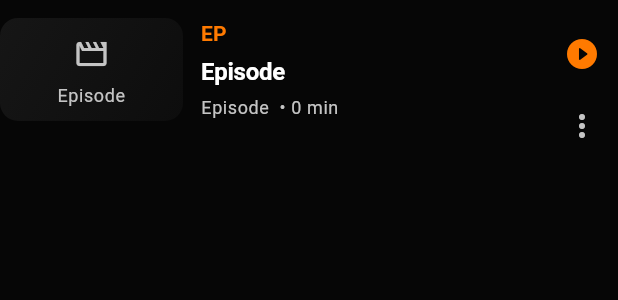
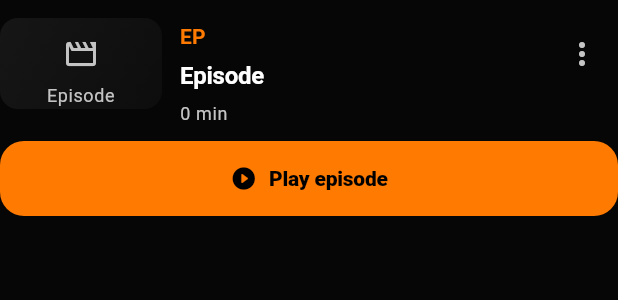
Before and after one commit to MikeSPL187/Anime_stream, a Flutter app: the _EpisodeRow widget shown alone on an empty page, opened directly with empty values, on a phone screen of 412 x 824 dp. Shown: the top 300 px of the screen. Run offline on Flutter 3.47's test engine with Material 3 defaults, Android fonts, the phone set to English and light mode, and no system bars; our stand-ins replace cached_network_image, dio, flutter_riverpod, freezed_annotation, go_router; missing offline and left inert: media_kit, media_kit_video; network calls fail.

Commit message:
phase v4a tighten series episode browser on mobile

```diff
--- a/lib/features/series/series_screen.dart
+++ b/lib/features/series/series_screen.dart
@@ -567,7 +567,7 @@ class _EpisodesSectionState extends State<_EpisodesSection> {
         ),
         const SizedBox(height: 6),
         Text(
-          'Choose where to watch next. Progress, offline state, and episode actions stay attached to each row.',
+          'Primary play path stays first. Secondary actions move into the overflow menu.',
           style: theme.textTheme.bodySmall?.copyWith(
             color: theme.colorScheme.onSurfaceVariant,
           ),
@@ -680,7 +680,7 @@ class _EpisodesSectionState extends State<_EpisodesSection> {
 
     return switch (action.kind) {
       SeriesPrimaryWatchActionKind.resumeEpisode => const _EpisodeActionHint(
-        label: 'Resume here',
+        label: 'Resume',
         tone: _EpisodeActionHintTone.primary,
       ),
       SeriesPrimaryWatchActionKind.continueEpisode => const _EpisodeActionHint(
@@ -688,7 +688,7 @@ class _EpisodesSectionState extends State<_EpisodesSection> {
         tone: _EpisodeActionHintTone.secondary,
       ),
       SeriesPrimaryWatchActionKind.startWatching => const _EpisodeActionHint(
-        label: 'Start here',
+        label: 'Start',
         tone: _EpisodeActionHintTone.primary,
       ),
       _ => null,
@@ -798,20 +798,11 @@ class _EpisodeRow extends ConsumerWidget {
     final isBusy =
         downloadActionState.isLoading || watchStateOperation.isLoading;
 
-    final statusParts = <String>[
-      'Episode ${episode.numberLabel}',
-      if (episode.duration != null) '${episode.duration!.inMinutes} min',
-      if (episode.isRecap) 'Recap',
-      if (episode.isFiller) 'Filler',
-      if (savedProgress?.isCompleted == true) 'Completed',
-      if (savedProgress != null && savedProgress?.isCompleted != true)
-        'In progress',
-      if (downloadEntry?.isPlayableOffline == true) 'Available offline',
-      if (downloadEntry?.status == DownloadStatus.downloading) 'Downloading',
-      if (downloadEntry?.status == DownloadStatus.queued) 'Queued',
-      if (downloadEntry?.status == DownloadStatus.failed) 'Download failed',
-    ];
-
+    final compactStatus = _buildCompactStatus(
+      episode: episode,
+      savedProgress: savedProgress,
+      downloadEntry: downloadEntry,
+    );
     final progressFraction = switch (savedProgress) {
       final progress? when progress.isCompleted => 1.0,
       final progress?
@@ -846,6 +837,10 @@ class _EpisodeRow extends ConsumerWidget {
       null => _EpisodeRowMenuAction.downloadEpisode,
     };
 
+    final primaryActionLabel = downloadEntry?.isPlayableOffline == true
+        ? 'Play offline'
+        : 'Play episode';
+
     return Material(
       color: Colors.transparent,
       child: InkWell(
@@ -859,18 +854,26 @@ class _EpisodeRow extends ConsumerWidget {
         child: Container(
           color: backgroundColor,
           padding: const EdgeInsets.symmetric(vertical: 12),
-          child: Row(
+          child: LayoutBuilder(
+            builder: (context, constraints) {
+              final compactWidth = constraints.maxWidth < 430;
+
+              return Column(
+                crossAxisAlignment: CrossAxisAlignment.start,
+                children: [
+                  Row(
                     crossAxisAlignment: CrossAxisAlignment.start,
                     children: [
                       ClipRRect(
                         borderRadius: BorderRadius.circular(12),
                         child: SizedBox(
-                  width: 122,
+                          width: compactWidth ? 108 : 122,
                           child: AspectRatio(
                             aspectRatio: 16 / 9,
                             child: AnimeCachedArtwork(
                               imageUrl:
-                          episode.thumbnailImageUrl ?? series.posterImageUrl,
+                                  episode.thumbnailImageUrl ??
+                                  series.posterImageUrl,
                               label: episode.title.trim().isEmpty
                                   ? 'Episode ${episode.numberLabel}'
                                   : episode.title,
@@ -882,12 +885,14 @@ class _EpisodeRow extends ConsumerWidget {
                       ),
                       const SizedBox(width: 12),
                       Expanded(
+                        child: Padding(
+                          padding: const EdgeInsets.only(top: 2),
                           child: Column(
                             crossAxisAlignment: CrossAxisAlignment.start,
                             children: [
                               Wrap(
                                 spacing: 6,
-                      runSpacing: 4,
+                                runSpacing: 6,
                                 crossAxisAlignment: WrapCrossAlignment.center,
                                 children: [
                                   Text(
@@ -898,39 +903,26 @@ class _EpisodeRow extends ConsumerWidget {
                                     ),
                                   ),
                                   if (actionHint != null)
-                          Text(
-                            actionHint!.label,
-                            style: theme.textTheme.labelLarge?.copyWith(
-                              color:
-                                  actionHint!.tone ==
-                                      _EpisodeActionHintTone.secondary
-                                  ? theme.colorScheme.secondary
-                                  : theme.colorScheme.primary,
-                            ),
+                                    _EpisodeInlineTag(
+                                      label: actionHint!.label,
+                                      tone: actionHint!.tone,
                                     ),
                                 ],
                               ),
-                    const SizedBox(height: 4),
+                              const SizedBox(height: 5),
                               Text(
                                 episode.title.trim().isEmpty
                                     ? 'Episode ${episode.numberLabel}'
                                     : episode.title,
+                                maxLines: 2,
+                                overflow: TextOverflow.ellipsis,
                                 style: theme.textTheme.titleMedium,
                               ),
-                    const SizedBox(height: 4),
+                              if (compactStatus.isNotEmpty) ...[
+                                const SizedBox(height: 5),
                                 Text(
-                      statusParts.join(' • '),
-                      maxLines: 2,
-                      overflow: TextOverflow.ellipsis,
-                      style: theme.textTheme.bodySmall?.copyWith(
-                        color: theme.colorScheme.onSurfaceVariant,
-                      ),
-                    ),
-                    if ((episode.synopsis ?? '').trim().isNotEmpty) ...[
-                      const SizedBox(height: 6),
-                      Text(
-                        episode.synopsis!,
-                        maxLines: 2,
+                                  compactStatus,
+                                  maxLines: 1,
                                   overflow: TextOverflow.ellipsis,
                                   style: theme.textTheme.bodySmall?.copyWith(
                                     color: theme.colorScheme.onSurfaceVariant,
@@ -940,53 +932,23 @@ class _EpisodeRow extends ConsumerWidget {
                               if (savedProgress != null) ...[
                                 const SizedBox(height: 6),
                                 Text(
-                        savedProgress!.isCompleted
-                            ? 'Watched'
-                            : savedProgress!.totalDuration != null
-                            ? '${_formatPlaybackPosition(savedProgress!.position)} / ${_formatPlaybackPosition(savedProgress!.totalDuration!)} watched'
-                            : '${_formatPlaybackPosition(savedProgress!.position)} watched',
+                                  _progressLabel(savedProgress!),
+                                  maxLines: 1,
+                                  overflow: TextOverflow.ellipsis,
                                   style: theme.textTheme.bodySmall?.copyWith(
                                     color: theme.colorScheme.onSurfaceVariant,
-                        ),
-                      ),
-                    ],
-                    if (progressFraction != null) ...[
-                      const SizedBox(height: 6),
-                      ClipRRect(
-                        borderRadius: BorderRadius.circular(999),
-                        child: LinearProgressIndicator(
-                          value: progressFraction,
-                          minHeight: 5,
                                   ),
                                 ),
                               ],
                             ],
                           ),
                         ),
-              const SizedBox(width: 6),
-              Column(
-                children: [
-                  IconButton(
-                    onPressed: isBusy
-                        ? null
-                        : () => _openEpisodeInPlayer(
-                            context,
-                            series: series,
-                            episode: episode,
                       ),
-                    icon: Icon(
-                      downloadEntry?.isPlayableOffline == true
-                          ? Icons.offline_pin_rounded
-                          : Icons.play_circle_fill_rounded,
-                      color: theme.colorScheme.primary,
-                    ),
-                    tooltip: downloadEntry?.isPlayableOffline == true
-                        ? 'Play offline'
-                        : 'Play episode',
-                  ),
+                      const SizedBox(width: 8),
                       PopupMenuButton<_EpisodeRowMenuAction>(
                         enabled: !isBusy,
                         tooltip: 'Episode actions',
+                        position: PopupMenuPosition.under,
                         onSelected: (action) async {
                           await _handleEpisodeMenuAction(
                             context,
@@ -1018,7 +980,9 @@ class _EpisodeRow extends ConsumerWidget {
                             ? const SizedBox(
                                 width: 20,
                                 height: 20,
-                            child: CircularProgressIndicator(strokeWidth: 2),
+                                child: CircularProgressIndicator(
+                                  strokeWidth: 2,
+                                ),
                               )
                             : Icon(
                                 Icons.more_vert_rounded,
@@ -1027,7 +991,41 @@ class _EpisodeRow extends ConsumerWidget {
                       ),
                     ],
                   ),
+                  if (progressFraction != null) ...[
+                    const SizedBox(height: 10),
+                    ClipRRect(
+                      borderRadius: BorderRadius.circular(999),
+                      child: LinearProgressIndicator(
+                        value: progressFraction,
+                        minHeight: 5,
+                      ),
+                    ),
                   ],
+                  const SizedBox(height: 10),
+                  Wrap(
+                    spacing: 8,
+                    runSpacing: 8,
+                    children: [
+                      FilledButton.tonalIcon(
+                        onPressed: isBusy
+                            ? null
+                            : () => _openEpisodeInPlayer(
+                                context,
+                                series: series,
+                                episode: episode,
+                              ),
+                        icon: Icon(
+                          downloadEntry?.isPlayableOffline == true
+                              ? Icons.offline_pin_rounded
+                              : Icons.play_circle_fill_rounded,
+                        ),
+                        label: Text(primaryActionLabel),
+                      ),
+                    ],
+                  ),
+                ],
+              );
+            },
           ),
         ),
       ),
@@ -1138,6 +1136,43 @@ void _openEpisodeInPlayer(
   );
 }
 
+String _buildCompactStatus({
+  required Episode episode,
+  required EpisodeProgress? savedProgress,
+  required DownloadEntry? downloadEntry,
+}) {
+  final parts = <String>[
+    if (episode.duration != null) '${episode.duration!.inMinutes} min',
+    if (savedProgress?.isCompleted == true)
+      'Completed'
+    else if (savedProgress != null)
+      'In progress',
+    if (downloadEntry?.isPlayableOffline == true)
+      'Offline'
+    else if (downloadEntry?.status == DownloadStatus.downloading)
+      'Downloading'
+    else if (downloadEntry?.status == DownloadStatus.queued)
+      'Queued'
+    else if (downloadEntry?.status == DownloadStatus.failed)
+      'Download failed',
+    if (episode.isRecap) 'Recap' else if (episode.isFiller) 'Filler',
+  ];
+
+  return parts.take(3).join(' • ');
+}
+
+String _progressLabel(EpisodeProgress progress) {
+  if (progress.isCompleted) {
+    return 'Watched';
+  }
+
+  if (progress.totalDuration != null) {
+    return '${_formatPlaybackPosition(progress.position)} / ${_formatPlaybackPosition(progress.totalDuration!)}';
+  }
+
+  return _formatPlaybackPosition(progress.position);
+}
+
 class _OverlayPill extends StatelessWidget {
   const _OverlayPill({required this.label, required this.icon});
 
@@ -1198,6 +1233,37 @@ class _HeaderChip extends StatelessWidget {
   }
 }
 
+class _EpisodeInlineTag extends StatelessWidget {
+  const _EpisodeInlineTag({required this.label, required this.tone});
+
+  final String label;
+  final _EpisodeActionHintTone tone;
+
+  @override
+  Widget build(BuildContext context) {
+    final theme = Theme.of(context);
+    final color = tone == _EpisodeActionHintTone.secondary
+        ? theme.colorScheme.secondary
+        : theme.colorScheme.primary;
+
+    return Container(
+      padding: const EdgeInsets.symmetric(horizontal: 8, vertical: 4),
+      decoration: BoxDecoration(
+        color: color.withValues(alpha: 0.1),
+        borderRadius: BorderRadius.circular(999),
+        border: Border.all(color: color.withValues(alpha: 0.18)),
+      ),
+      child: Text(
+        label,
+        style: theme.textTheme.labelMedium?.copyWith(
+          color: color,
+          fontWeight: FontWeight.w700,
+        ),
+      ),
+    );
+  }
+}
+
 enum _EpisodeListFilter { all, continueWatching, unwatched, watched }
 
 enum _EpisodeSortOrder {
```
Lines whose indentation alone changed are shown as unchanged.
